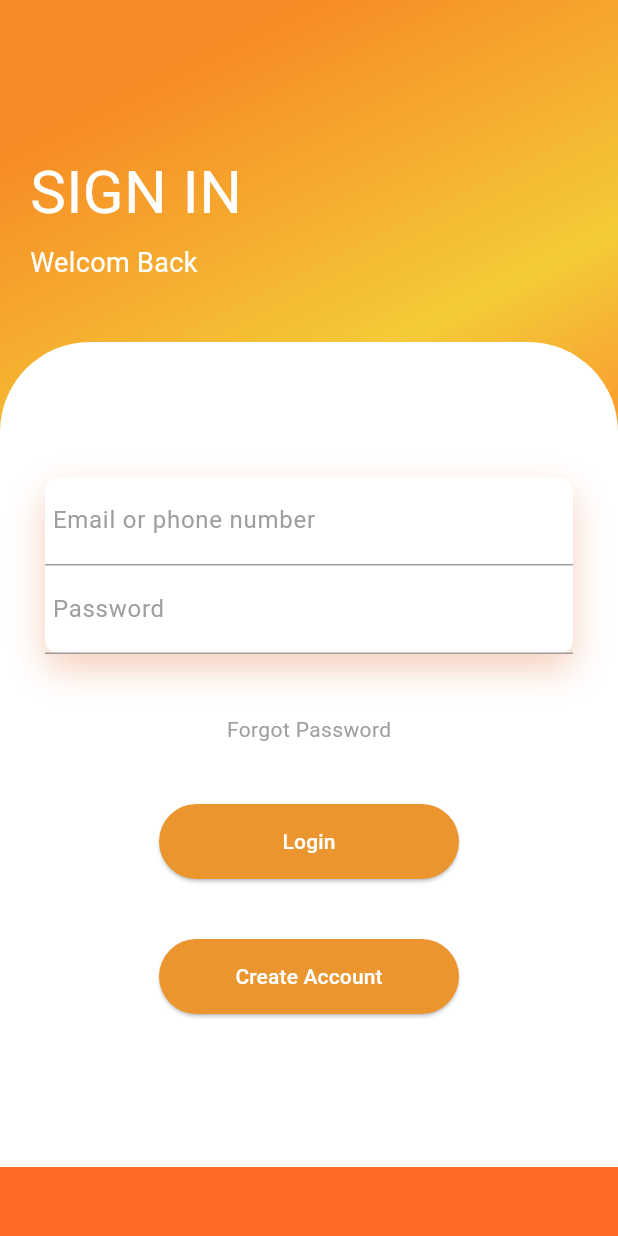
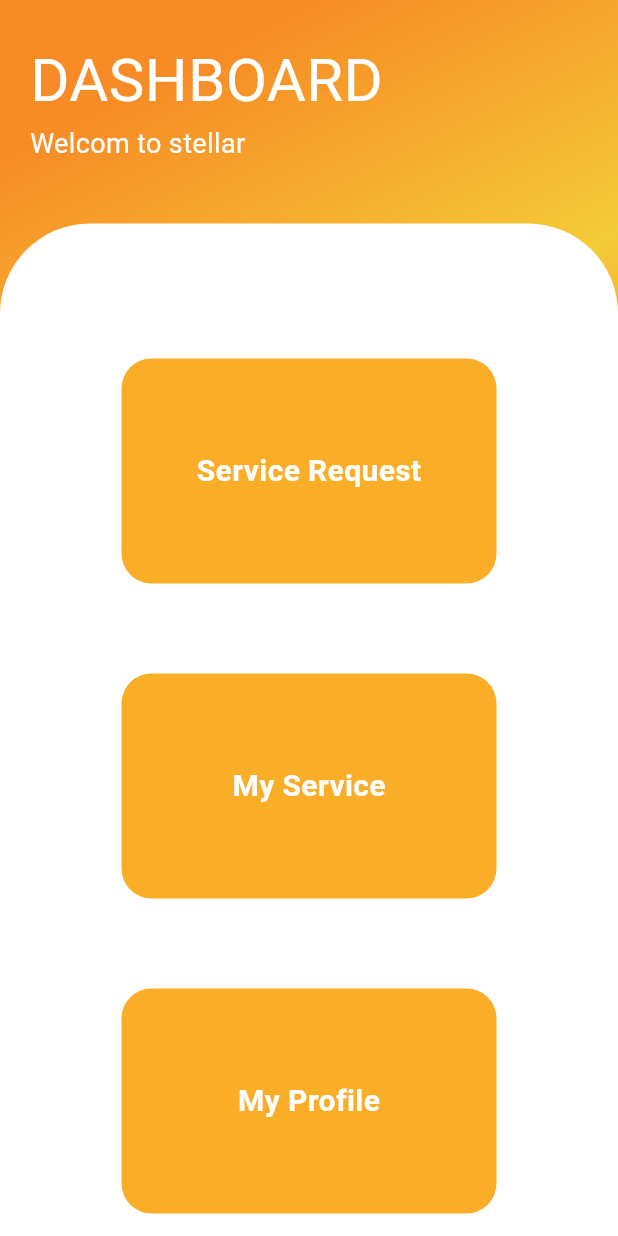
Before and after one commit to Joyal2003/STELLARWEB-APP, a Flutter app: the screen it shows after launch, after a tap on "Login", on a phone screen of 412 x 824 dp. Run offline on Flutter 3.47's test engine with Material 3 defaults, Android fonts, the phone set to English and light mode, and no system bars; our stand-ins replace image_picker.

Commit message:
dashboard

```diff
--- /dev/null
+++ b/APP/lib/dashboard.dart
@@ -0,0 +1,120 @@
+import 'package:flutter/material.dart';
+import 'package:stellarpowers/servicereq.dart';
+
+class Dashboard extends StatefulWidget {
+  const Dashboard({super.key});
+
+  @override
+  State<Dashboard> createState() => _DashboardState();
+}
+
+class _DashboardState extends State<Dashboard> {
+  @override
+  Widget build(BuildContext context) {
+    return Scaffold(
+        body: Container(
+      width: double.infinity,
+      decoration: const BoxDecoration(
+          gradient: LinearGradient(begin: Alignment.topCenter, colors: [
+        Color.fromARGB(255, 247, 139, 37),
+        Color.fromARGB(255, 244, 203, 56),
+        Color.fromARGB(255, 255, 107, 38),
+      ])),
+      child: ListView(
+        // crossAxisAlignment: CrossAxisAlignment.start,
+        children: <Widget>[
+          const SizedBox(
+            height: 5,
+          ),
+          const Padding(
+            padding: EdgeInsets.all(20),
+            child: Column(
+              crossAxisAlignment: CrossAxisAlignment.start,
+              children: <Widget>[
+                Text(
+                  'DASHBOARD',
+                  style: TextStyle(color: Colors.white, fontSize: 40),
+                ),
+                SizedBox(
+                  height: 1,
+                ),
+                Text(
+                  'Welcom to stellar',
+                  style: TextStyle(color: Colors.white, fontSize: 18),
+                ),
+              ],
+            ),
+          ),
+          const SizedBox(
+            height: 20,
+          ),
+          Container(
+            height: 700,
+            decoration: const BoxDecoration(
+                color: Colors.white,
+                borderRadius: BorderRadius.only(
+                    topLeft: Radius.circular(60),
+                    topRight: Radius.circular(60))),
+            child: Padding(
+              padding: const EdgeInsets.all(30),
+              child: Column(
+                children: <Widget>[
+                  const SizedBox(
+                    height: 60,
+                  ),
+                Column(
+                  children :[
+                    GestureDetector(
+                      onTap: () {
+                         Navigator.push(
+                          context,
+                          MaterialPageRoute(
+                            builder: (context) => const Servicereq(),
+                          ));
+                      },
+                      child: Container(
+                        decoration: BoxDecoration(
+                          color: Color.fromARGB(255, 250, 173, 39),
+                          borderRadius: BorderRadius.circular(20)
+                      ),
+                        height: 150,
+                        width : 250,
+
+                        child :Center(child: Text('Service Request',style: TextStyle(color: Colors.white,fontSize: 20,fontWeight: FontWeight.bold),))
+                      ),
+                    ),
+                    const SizedBox(
+                    height: 60,
+                  ),
+                    Container(
+                      decoration: BoxDecoration(
+                        color: Color.fromARGB(255, 250, 173, 39),
+                        borderRadius: BorderRadius.circular(20)
+                    ),
+                      height: 150,
+                      width : 250,
+                      child :Center(child: Text('My Service',style: TextStyle(color: Colors.white,fontSize: 20,fontWeight: FontWeight.bold),))
+                    ),
+                    const SizedBox(
+                    height: 60,
+                  ),
+                    Container(
+                      decoration: BoxDecoration(
+                        color: Color.fromARGB(255, 250, 173, 39),
+                        borderRadius: BorderRadius.circular(20)
+                    ),
+                      height: 150,
+                      width : 250,
+                      child :Center(child: Text('My Profile',style: TextStyle(color: Colors.white,fontSize: 20,fontWeight: FontWeight.bold),))
+                    ),
+                  ]
+                ),
+                ],
+              ),
+            ),
+          )
+        ],
+      ),
+    ));
+  }
+}
--- a/APP/lib/loginscreen.dart
+++ b/APP/lib/loginscreen.dart
@@ -1,4 +1,5 @@
 import 'package:flutter/material.dart';
+import 'package:stellarpowers/dashboard.dart';
 import 'package:stellarpowers/userreg.dart';
 
 class LoginScreen extends StatefulWidget {
@@ -16,6 +17,8 @@ class _LoginScreenState extends State<LoginScreen> {
   void login(){
     print(_emailController.text);
     print(_passwordcontroller.text);
+
+    Navigator.push(context, MaterialPageRoute(builder: (context) => Dashboard(),));
   }
 
   @override
```
Also changed, not shown: APP/lib/myprofile.dart (added, +15 -0 lines), APP/lib/myservice.dart (added, +15 -0 lines), APP/lib/servicereq.dart (added, +318 -0 lines).
